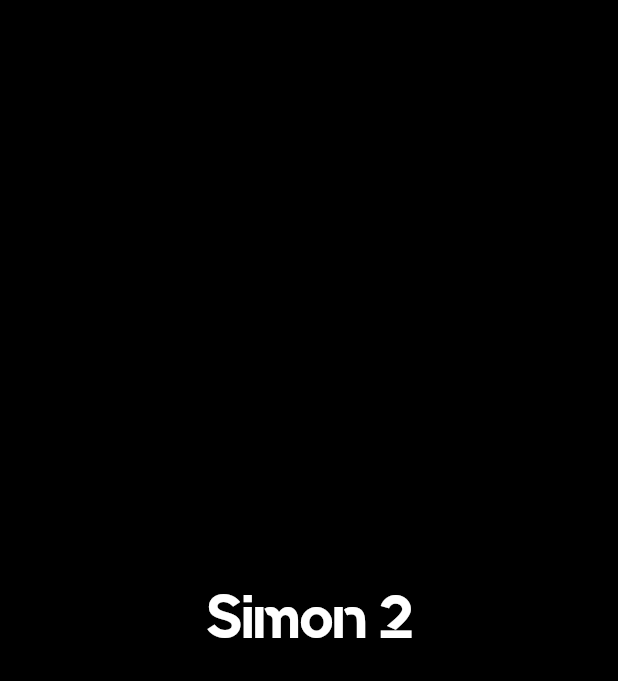
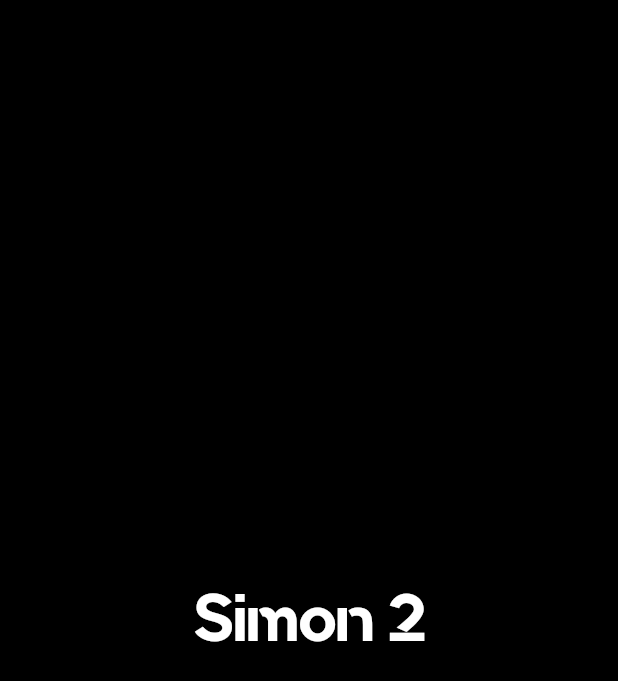
Before and after one commit to roberto-o-r/simon-2, a Flutter app: the screen it shows after launch, on a phone screen of 412 x 824 dp. Shown: the top 681 px of the screen. Run offline on Flutter 3.47's test engine with Material 2 defaults, Android fonts, the phone set to English and light mode, and no system bars.

Commit message:
Adjust font size

```diff
--- a/lib/main.dart
+++ b/lib/main.dart
@@ -13,7 +13,7 @@ class MyApp extends StatelessWidget {
           child: Text(
             'Simon 2',
             style: TextStyle(
-                color: Colors.white, fontFamily: 'Quantify', fontSize: 40),
+                color: Colors.white, fontFamily: 'Quantify', fontSize: 45),
           ),
         ),
         backgroundColor: Colors.black,
```
